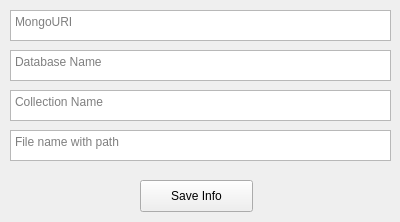
This is mainwindow.ui in BennyFranco/WeatherDataProcessing as Qt 5 draws it before an edit. The edited form follows.
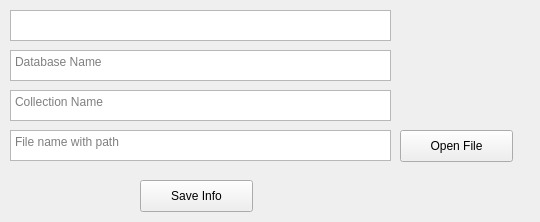
This is the edited form.

Patch:
```diff
--- a/mainwindow.ui
+++ b/mainwindow.ui
@@ -6,7 +6,7 @@
    <rect>
     <x>0</x>
     <y>0</y>
-    <width>400</width>
+    <width>540</width>
     <height>222</height>
    </rect>
   </property>
@@ -23,6 +23,9 @@
       <height>31</height>
      </rect>
     </property>
+    <property name="plainText">
+     <string/>
+    </property>
     <property name="placeholderText">
      <string>MongoURI</string>
     </property>
@@ -79,6 +82,32 @@
      <string>Save Info</string>
     </property>
    </widget>
+   <widget class="QPushButton" name="btnOpenFile">
+    <property name="geometry">
+     <rect>
+      <x>400</x>
+      <y>130</y>
+      <width>113</width>
+      <height>32</height>
+     </rect>
+    </property>
+    <property name="text">
+     <string>Open File</string>
+    </property>
+   </widget>
+   <widget class="QTextEdit" name="txtFileName">
+    <property name="geometry">
+     <rect>
+      <x>10</x>
+      <y>130</y>
+      <width>381</width>
+      <height>31</height>
+     </rect>
+    </property>
+    <property name="placeholderText">
+     <string>File name with path</string>
+    </property>
+   </widget>
   </widget>
  </widget>
  <layoutdefault spacing="6" margin="11"/>
```
Left out of the diff: 13 changed lines with no effect on the pictures.
